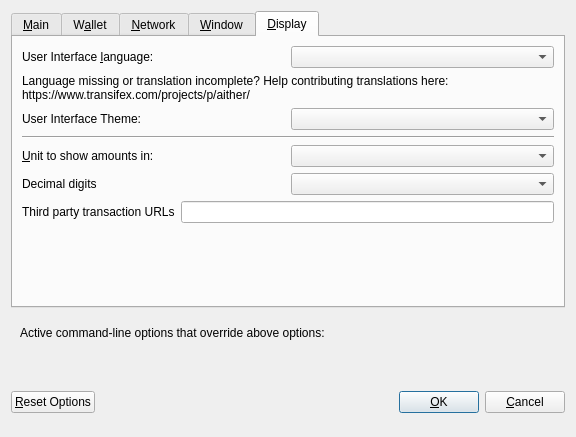
Qt form src/qt/forms/optionsdialog.ui (aithercore/aither) before a commit.
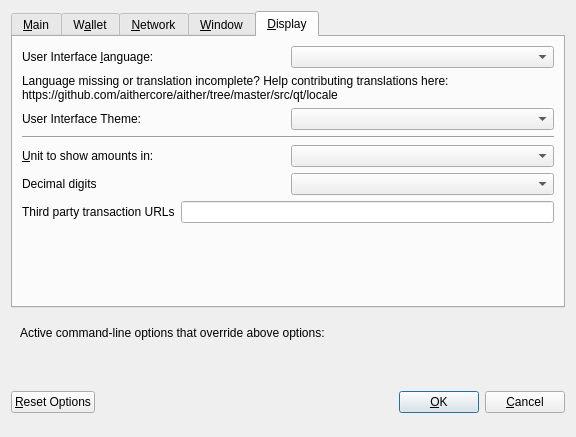
The same form after that commit. The open tabs and pages were chosen to show the change. Custom widgets are drawn as their Qt base class.

Patch:
```diff
--- a/src/qt/forms/optionsdialog.ui
+++ b/src/qt/forms/optionsdialog.ui
@@ -693,7 +693,7 @@
          </property>
          <property name="text">
           <string>Language missing or translation incomplete? Help contributing translations here:
-https://www.transifex.com/projects/p/aither/</string>
+https://github.com/aithercore/aither/tree/master/src/qt/locale</string>
          </property>
          <property name="wordWrap">
           <bool>true</bool>
```
